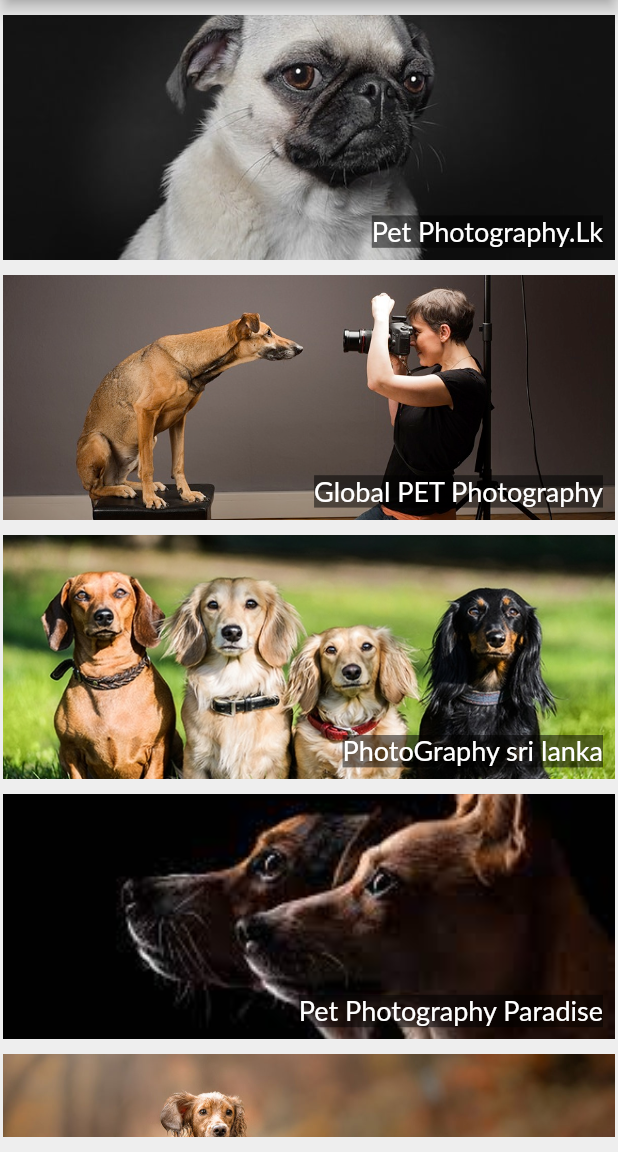
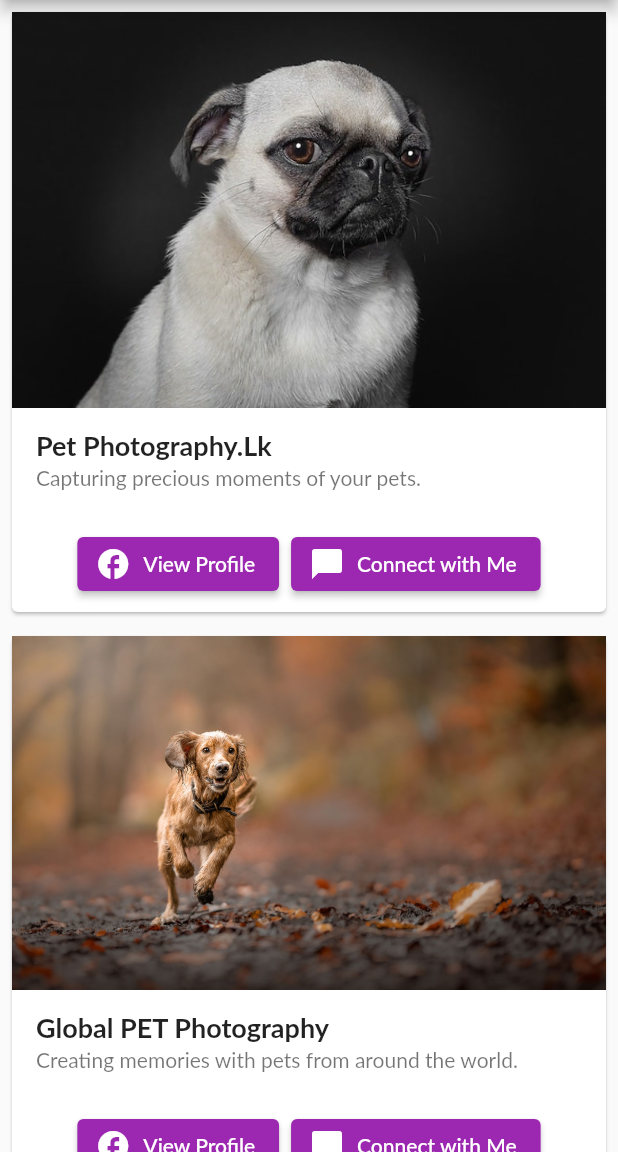
Before and after one commit to KJBotheju/pet, a Flutter app: the page5 screen opened directly, on a phone screen of 412 x 824 dp, the part 84-1236 px from its top. Run offline on Flutter 3.47's test engine with Material 2 defaults, Android fonts, the phone set to English and light mode, and no system bars; our stand-ins replace carousel_slider, fluttertoast, geolocator, google_maps_flutter, image_picker and 2 more; missing offline and left inert: dart:ffi, flutter_google_places, google_api_headers, google_maps_webservice; accounts and stored records are empty; Roboto replaces fonts that are missing (Lato).

Commit message:
change photograpy page

```diff
--- a/lib/all_pages/page5.dart
+++ b/lib/all_pages/page5.dart
@@ -1,5 +1,3 @@
-// ignore_for_file: prefer_const_constructors
-
 import 'package:flutter/material.dart';
 import 'package:url_launcher/url_launcher.dart';
 import 'package:pet/widgets/constant.dart';
@@ -10,20 +8,38 @@ class page5 extends StatefulWidget {
 }
 
 class _page5State extends State<page5> {
-  List<String> items = [
-    'Pet Photography.Lk',
-    'Global PET Photography',
-    'PhotoGraphy sri lanka',
-    'Pet Photography Paradise',
-    'Furrever Pet Photography',
-  ];
-
-  List<String> photography_link = [
-    'https://web.facebook.com/profile.php?id=100087300854371',
-    'https://web.facebook.com/profile.php?id=100069821091916',
-    'https://web.facebook.com/profile.php?id=100071578476136',
-    'https://web.facebook.com/profile.php?id=61551404032849',
-    'https://web.facebook.com/FurreverPetPhotography',
+  List<Photographer> photographers = [
+    Photographer(
+      name: 'Pet Photography.Lk',
+      description: 'Capturing precious moments of your pets.',
+      profileLink: 'https://web.facebook.com/profile.php?id=100087300854371',
+      images: [
+        'assets/photograpy/photograpy0.jpg',
+        'assets/photograpy/photograpy1.jpg',
+        'assets/photograpy/photograpy2.jpg',
+      ],
+    ),
+    Photographer(
+      name: 'Global PET Photography',
+      description: 'Creating memories with pets from around the world.',
+      profileLink: 'https://web.facebook.com/profile.php?id=100069821091916',
+      images: [
+        'assets/photograpy/photograpy4.jpg',
+        'assets/photograpy/photograpy1.jpg',
+        'assets/photograpy/photograpy2.jpg',
+      ],
+    ),
+    Photographer(
+      name: 'Global PET Photography',
+      description: 'Creating memories with pets from around the world.',
+      profileLink: 'https://web.facebook.com/profile.php?id=100069821091916',
+      images: [
+        'assets/photograpy/photograpy1.jpg',
+        'assets/photograpy/photograpy0.jpg',
+        'assets/photograpy/photograpy2.jpg',
+      ],
+    ),
+    // Add more photographers with their details
   ];
 
   @override
@@ -34,60 +50,73 @@ class _page5State extends State<page5> {
         foregroundColor: Colors.black,
         title: Text('Photography'),
       ),
-      body: Container(
-        color: Colors.grey[200], // Set the background color
-        padding: EdgeInsets.symmetric(
-            vertical: 10, horizontal: 2), // Set the padding
-        child: SingleChildScrollView(
-          child: GridView.builder(
-            gridDelegate: SliverGridDelegateWithFixedCrossAxisCount(
-                crossAxisCount: 1, // Set the number of columns
-                mainAxisSpacing: 10.0,
-                childAspectRatio:
-                    2.5 // Set the vertical spacing between grid items
-                ),
-            shrinkWrap:
-                true, // Allow the GridView to be scrollable within the SingleChildScrollView
-            physics:
-                NeverScrollableScrollPhysics(), // Disable GridView's own scrolling
-            itemCount: items.length,
-            itemBuilder: (BuildContext context, int index) {
-              return Container(
-                decoration: BoxDecoration(
-                  image: DecorationImage(
-                      image:
-                          AssetImage('assets/photograpy/photograpy$index.jpg'),
-                      fit: BoxFit.cover),
-                ),
-                // color: Color.fromARGB(255, 119, 187,
-                //     243), // Set the background color for grid item
-                child: InkWell(
-                  onTap: () {
-                    launch(photography_link[index]);
-                    // onTap code here
-                    //print(items[index]);
-                  },
-                  child: Align(
-                    alignment: Alignment.bottomRight,
-                    child: Padding(
-                      padding: const EdgeInsets.all(8.0),
-                      child: Text(
-                        items[index],
-                        style: TextStyle(
-                          color: Colors.white,
-                          backgroundColor: Colors.black.withOpacity(0.5),
-                          // Set the text color for grid item
-                          fontSize: 18.0, // Set the font size for grid item
-                        ),
-                      ),
-                    ),
-                  ),
-                ),
-              );
-            },
-          ),
-        ),
+      body: ListView.builder(
+        itemCount: photographers.length,
+        itemBuilder: (context, index) {
+          return PhotographerCard(photographer: photographers[index]);
+        },
       ),
     );
   }
 }
+
+class Photographer {
+  final String name;
+  final String description;
+  final String profileLink;
+  final List<String> images;
+
+  Photographer({
+    required this.name,
+    required this.description,
+    required this.profileLink,
+    required this.images,
+  });
+}
+
+class PhotographerCard extends StatelessWidget {
+  final Photographer photographer;
+
+  PhotographerCard({required this.photographer});
+
+  @override
+  Widget build(BuildContext context) {
+    return Card(
+      margin: EdgeInsets.all(8),
+      child: Column(
+        children: [
+          Image.asset(
+            photographer.images[0], // Display the first image
+            fit: BoxFit.cover,
+          ),
+          ListTile(
+            title: Text(
+              photographer.name,
+              style: TextStyle(fontSize: 18, fontWeight: FontWeight.bold),
+            ),
+            subtitle: Text(photographer.description),
+          ),
+          ButtonBar(
+            alignment: MainAxisAlignment.center,
+            children: [
+              ElevatedButton.icon(
+                onPressed: () {
+                  launch(photographer.profileLink);
+                },
+                icon: Icon(Icons.facebook),
+                label: Text('View Profile'),
+              ),
+              ElevatedButton.icon(
+                onPressed: () {
+                  // Add code to open Messenger or another messaging app
+                },
+                icon: Icon(Icons.messenger),
+                label: Text('Connect with Me'),
+              ),
+            ],
+          ),
+        ],
+      ),
+    );
+  }
+}
```
